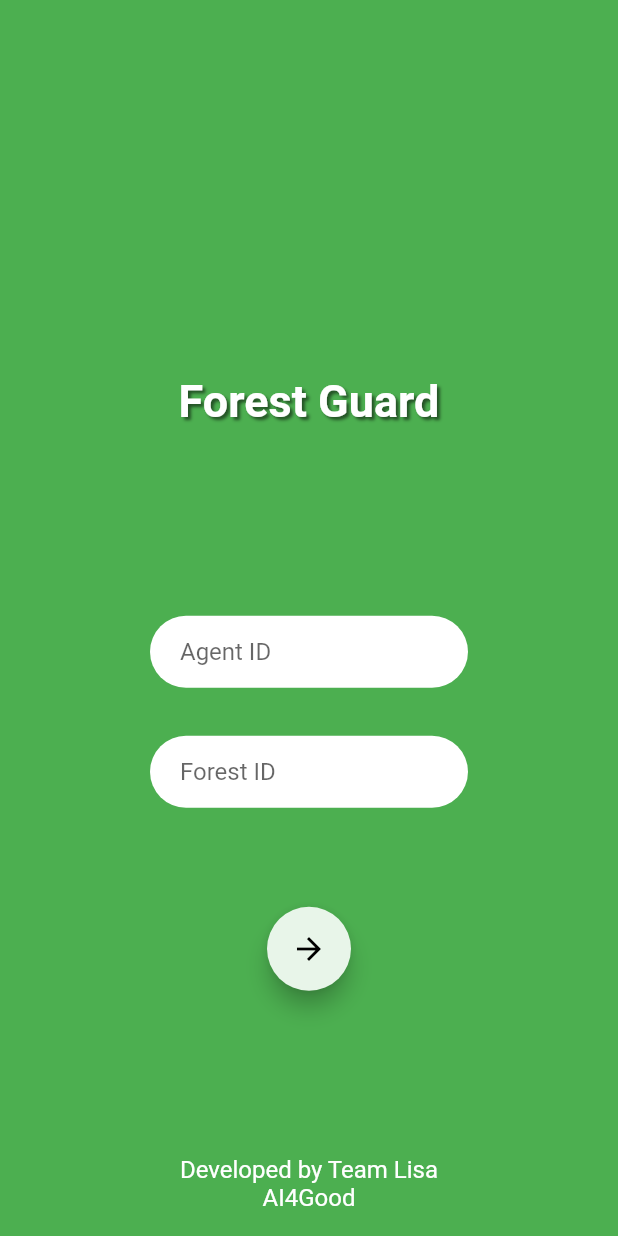
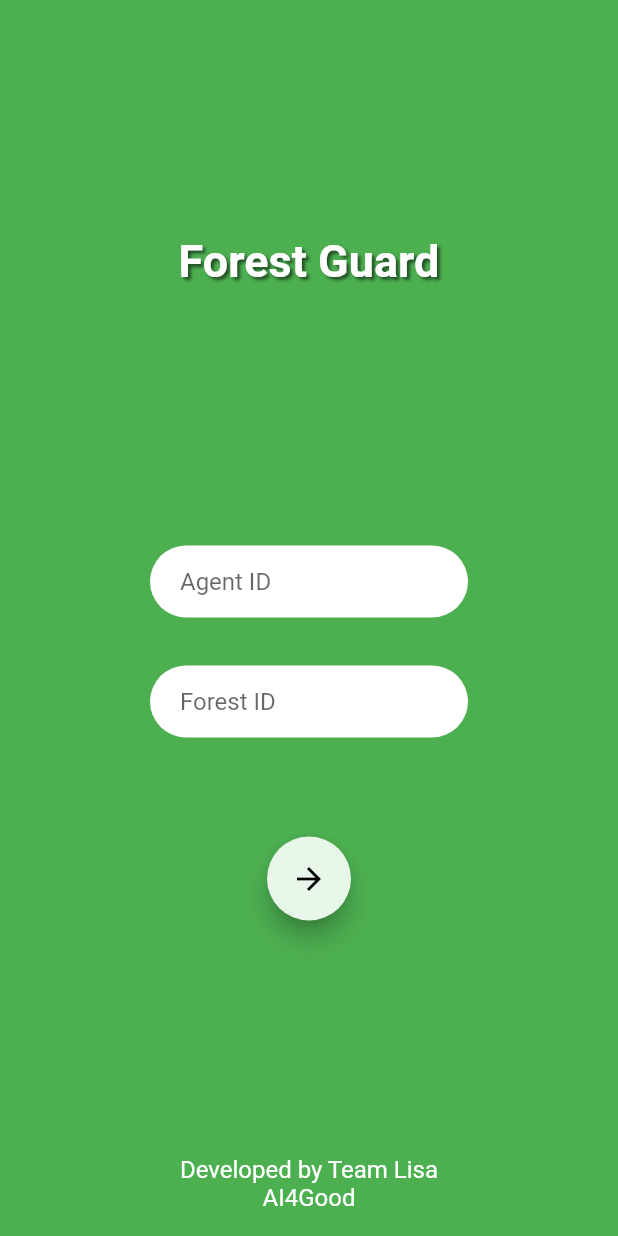
Before and after one commit to LISA-Ghana/forest_guard_mobile, a Flutter app: the screen it shows after launch, on a phone screen of 412 x 824 dp. Run offline on Flutter 3.47's test engine with Material 2 defaults, Android fonts, the phone set to English and light mode, and no system bars; our stand-ins replace cloud_firestore, dio, firebase_auth, firebase_core, firebase_messaging, geolocator and 1 more; accounts and stored records are empty.

Commit message:
Minor UI Change

```diff
--- a/lib/ui/pages/login.dart
+++ b/lib/ui/pages/login.dart
@@ -77,14 +77,14 @@ class _LoginPageState extends State<LoginPage> {
   Widget build(BuildContext context) {
     return Scaffold(
       backgroundColor: Colors.green,
-      resizeToAvoidBottomPadding: false,
       body: Center(
         child: Form(
           key: _formKey,
           child: Column(
             mainAxisAlignment: MainAxisAlignment.center,
+            mainAxisSize: MainAxisSize.min,
             children: [
-              SizedBox(height: 250),
+              Spacer(),
               Text(
                 'Forest Guard',
                 style: TextStyle(
```
